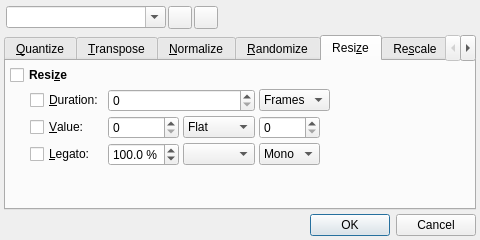
First picture: the form in src/qtractorMidiToolsForm.ui, repository rncbc/qtractor, before the edit.
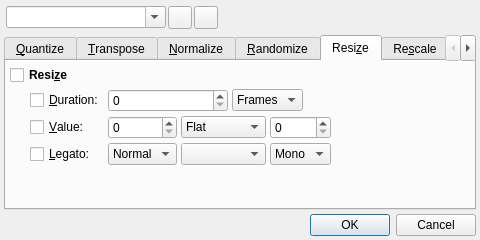
Second picture: the form after the edit. The open tabs and pages were chosen to show the change. Icons and pictures are not drawn. Custom widgets are drawn as their Qt base class.

Commit message: - MIDI Tool Resize / Legato: dropped percentage and added type (Normal, Trim and Extend) and length settings. (EXPERIMENTAL)

Patch:
```diff
--- a/src/qtractorMidiToolsForm.ui
+++ b/src/qtractorMidiToolsForm.ui
@@ -944,7 +944,7 @@
          </item>
         </widget>
        </item>
-       <item row="1" column="6">
+       <item row="1" column="6" colspan="2">
         <spacer>
          <property name="orientation">
           <enum>Qt::Horizontal</enum>
@@ -980,7 +980,7 @@
          </property>
         </widget>
        </item>
-       <item row="2" column="3">
+       <item row="2" column="3" colspan="2">
         <widget class="QComboBox" name="ResizeValue2ComboBox">
          <property name="toolTip">
           <string>Resize value mode</string>
@@ -997,7 +997,7 @@
          </item>
         </widget>
        </item>
-       <item row="2" column="4">
+       <item row="2" column="5" colspan="2">
         <widget class="QSpinBox" name="ResizeValue2SpinBox">
          <property name="minimumSize">
           <size>
@@ -1013,7 +1013,7 @@
          </property>
         </widget>
        </item>
-       <item row="2" column="5" colspan="2">
+       <item row="2" column="7">
         <spacer>
          <property name="orientation">
           <enum>Qt::Horizontal</enum>
@@ -1034,7 +1034,7 @@
         </widget>
        </item>
        <item row="3" column="2">
-        <widget class="QDoubleSpinBox" name="ResizeLegatoSpinBox">
+        <widget class="QComboBox" name="ResizeLegatoTypeComboBox">
          <property name="minimumSize">
           <size>
            <width>60</width>
@@ -1044,37 +1044,31 @@
          <property name="toolTip">
           <string>Legato percent</string>
          </property>
-         <property name="suffix">
-          <string> %</string>
-         </property>
-         <property name="accelerated">
-          <bool>true</bool>
-         </property>
-         <property name="decimals">
-          <number>1</number>
-         </property>
-         <property name="minimum">
-          <double>80.0</double>
-         </property>
-         <property name="maximum">
-          <double>120.0</double>
-         </property>
-         <property name="singleStep">
-          <double>0.1</double>
-         </property>
-         <property name="value">
-          <double>100.0</double>
-         </property>
+         <item>
+          <property name="text">
+           <string>Normal</string>
+          </property>
+         </item>
+         <item>
+          <property name="text">
+           <string>Trim</string>
+          </property>
+         </item>
+         <item>
+          <property name="text">
+           <string>Extend</string>
+          </property>
+         </item>
         </widget>
        </item>
-       <item row="3" column="3">
-        <widget class="QComboBox" name="ResizeLegatoQuantizeComboBox">
+       <item row="3" column="3" colspan="2">
+        <widget class="QComboBox" name="ResizeLegatoLengthComboBox">
          <property name="toolTip">
           <string>Legato quantize</string>
          </property>
         </widget>
        </item>
-       <item row="3" column="4">
+       <item row="3" column="5" colspan="2">
         <widget class="QComboBox" name="ResizeLegatoModeComboBox">
          <property name="toolTip">
           <string>Legato mode</string>
@@ -1091,7 +1085,7 @@
          </item>
         </widget>
        </item>
-       <item row="3" column="3" colspan="2">
+       <item row="3" column="7">
         <spacer>
          <property name="orientation">
           <enum>Qt::Horizontal</enum>
@@ -1104,7 +1098,7 @@
          </property>
         </spacer>
        </item>
-       <item row="4" column="1" colspan="5">
+       <item row="4" column="1" colspan="6">
         <spacer>
          <property name="orientation">
           <enum>Qt::Vertical</enum>
```
Left out of the diff: 4 changed lines with no effect on the pictures. The commit also changes 10 other files.
